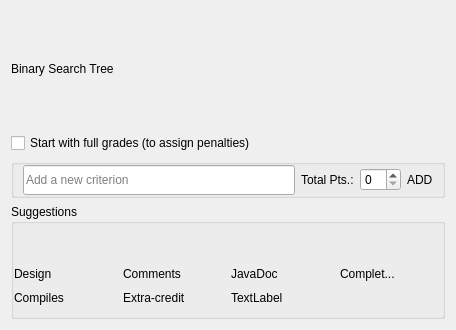
wassgha/TurboGrade, file TurboGrade/ui/rubricview.ui: the form before one commit.
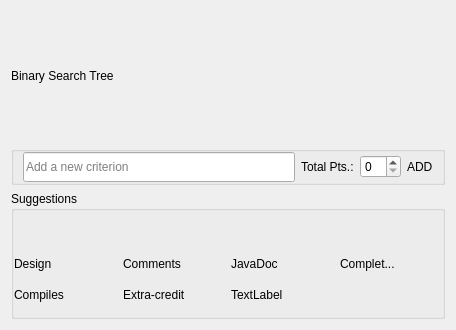
The form after the commit. Custom widgets are drawn as their Qt base class.

Commit message: Added option to start grading with full grades

Diff of the .ui file:
```diff
--- a/TurboGrade/ui/rubricview.ui
+++ b/TurboGrade/ui/rubricview.ui
@@ -128,13 +128,6 @@
      </property>
     </widget>
    </item>
-   <item>
-    <widget class="QCheckBox" name="checkBox">
-     <property name="text">
-      <string>Start with full grades (to assign penalties) </string>
-     </property>
-    </widget>
-   </item>
    <item>
     <widget class="QGroupBox" name="add_box">
      <property name="sizePolicy">
```
The commit also changes 14 other files.
